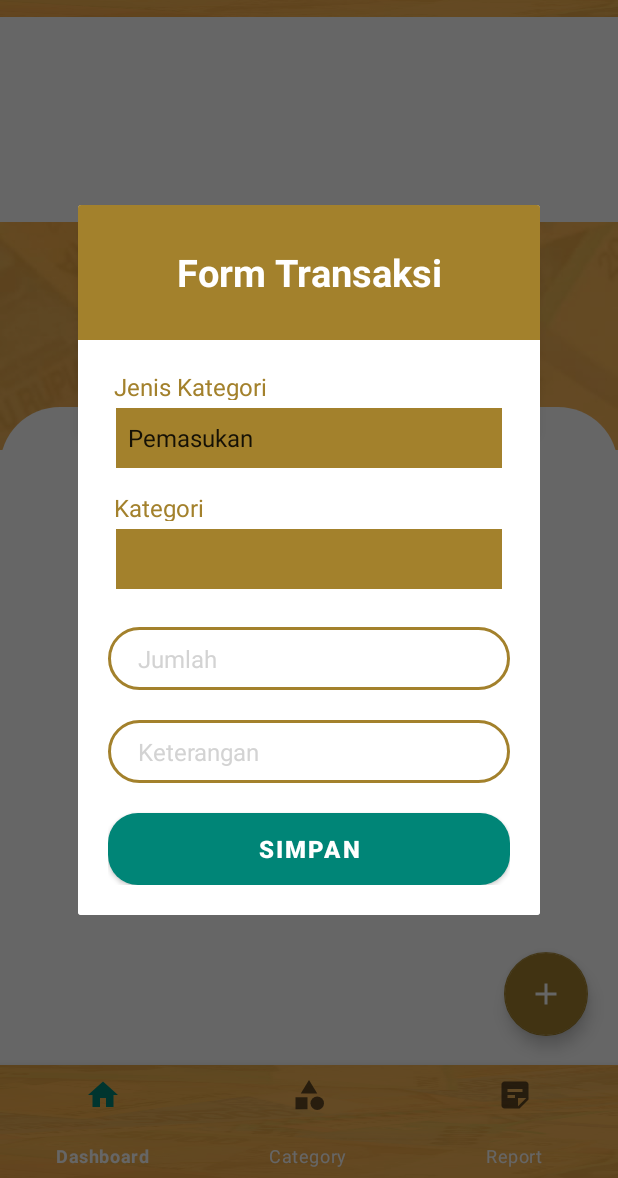
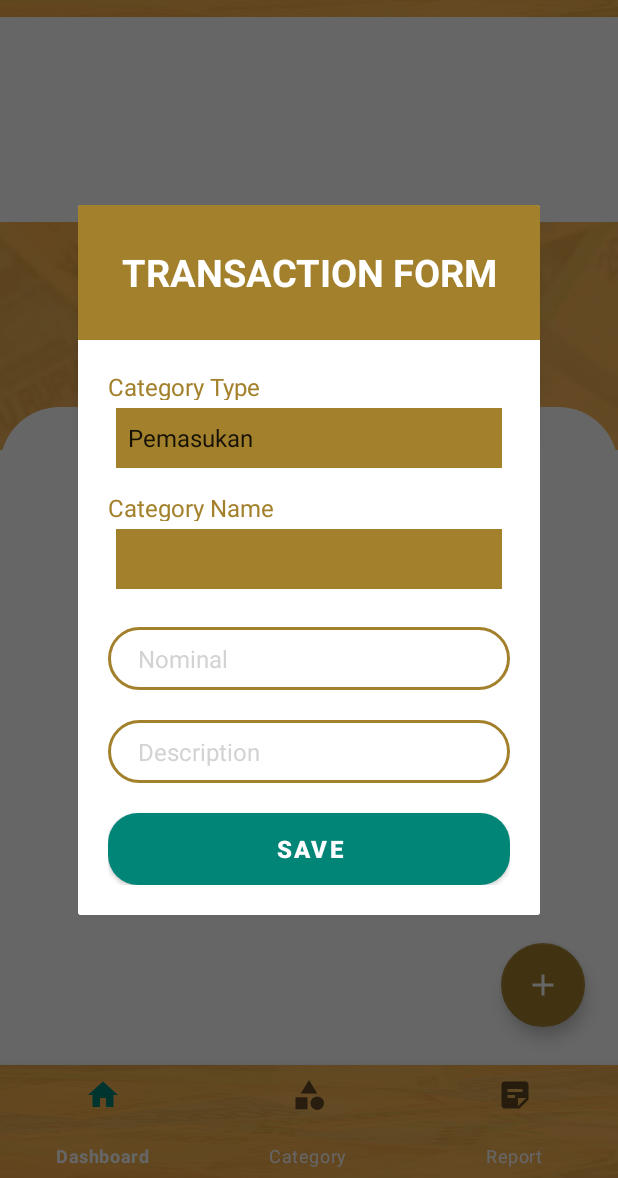
Before and after one commit to putriramadani/FinancialRecords, an Android app: the DashboardTabFragment screen opened directly, with no data from a screen before it, after a tap on an icon or button, on a phone screen of 412 x 824 dp, the part 58-1236 px from its top. Run offline under Robolectric (Android 15) with nearby library versions, the phone set to English and light mode, and no system bars; our stand-ins replace Firebase (no records; nobody signed in at launch, a user with empty details on screens opened directly); 2 statements that could not run were skipped.

Commit message:
fixing bug saldo

```diff
--- a/FinancialRecords/app/src/main/java/id/ac/polman/astra/kelompok2/financialrecords/ui/fragment/DashboardTabFragment.java
+++ b/FinancialRecords/app/src/main/java/id/ac/polman/astra/kelompok2/financialrecords/ui/fragment/DashboardTabFragment.java
@@ -80,11 +80,6 @@ public class DashboardTabFragment extends Fragment {
         db = FirebaseFirestore.getInstance();
 
         mView = objectDTF.findViewById(R.id.header_dashboard);
-
-
-
-
-        showData();
 
         showDateData();
 
@@ -177,6 +172,7 @@ public class DashboardTabFragment extends Fragment {
                             DocumentSnapshot doc = task.getResult();
                             int saldo = doc.getLong("saldo").intValue();
                             dashboardModel.setSaldo(saldo);
+                            mSaldoTextView = (TextView) objectDTF.findViewById(R.id.saldo);
                             mSaldoTextView.setText(formatRupiah(Double.parseDouble(Integer.toString(dashboardModel.getSaldo()))));
                         }
                     }
@@ -186,62 +182,6 @@ public class DashboardTabFragment extends Fragment {
                         Log.e("TAG", e.getMessage());
                     }
                 });
-    }
-
-        private void showData(){
-        FirebaseAuth firebaseAuth = FirebaseAuth.getInstance();
-        FirebaseUser firebaseUser = firebaseAuth.getCurrentUser();
-
-        db.collection("user").document(firebaseUser.getEmail())
-                .collection("Laporan").get()
-                .addOnCompleteListener(new OnCompleteListener<QuerySnapshot>() {
-                    @Override
-                    public void onComplete(@NonNull Task<QuerySnapshot> task) {
-                        if (task.isSuccessful()){
-                            for (QueryDocumentSnapshot document : task.getResult()){
-                                if (document.getLong("jenis_kategori").intValue() == 1){
-                                    dashboardModel.setPemasukan(dashboardModel.getPemasukan() + document.getLong("jumlah").intValue());
-
-                                }
-                                else if (document.getLong("jenis_kategori").intValue() == 2){
-                                    dashboardModel.setPengeluaran(dashboardModel.getPengeluaran() + document.getLong("jumlah").intValue());
-
-                                }
-                            }
-                            mPengeluarannTextView.setText(Integer.toString(dashboardModel.getPengeluaran()));
-                            mPemasukanTextView.setText(Integer.toString(dashboardModel.getPemasukan()));
-                            setDashboardModel(dashboardModel);
-                        }
-                    }
-                })
-                .addOnFailureListener(new OnFailureListener() {
-                    @Override
-                    public void onFailure(@NonNull Exception e) {
-                        Log.e("TAG", e.getMessage());
-                    }
-                });
-
-        db.collection("user").document(firebaseUser.getEmail()).get()
-                .addOnCompleteListener(new OnCompleteListener<DocumentSnapshot>() {
-                    @Override
-                    public void onComplete(@NonNull Task<DocumentSnapshot> task) {
-                        if (task.isSuccessful()){
-                            DocumentSnapshot doc = task.getResult();
-                            int saldo = doc.getLong("saldo").intValue();
-                            dashboardModel.setSaldo(saldo);
-                            mSaldoTextView.setText(Integer.toString(dashboardModel.getSaldo()));
-                        }
-                    }
-                }).addOnFailureListener(new OnFailureListener() {
-                    @Override
-                    public void onFailure(@NonNull Exception e) {
-                        Log.e("TAG", e.getMessage());
-                    }
-                });
-    }
-
-    public void setDashboardModel(DashboardModel dashboardModel){
-        this.dashboardModel = dashboardModel;
     }
 
     public DashboardModel getDashboardModel(){
--- a/FinancialRecords/app/src/main/java/id/ac/polman/astra/kelompok2/financialrecords/ui/fragment/TransaksiDialogFragment.java
+++ b/FinancialRecords/app/src/main/java/id/ac/polman/astra/kelompok2/financialrecords/ui/fragment/TransaksiDialogFragment.java
@@ -58,11 +58,13 @@ public class TransaksiDialogFragment extends DialogFragment {
     @Override
     public View onCreateView(@NonNull LayoutInflater inflater, @Nullable ViewGroup container, @Nullable Bundle savedInstanceState) {
         objectLTF = inflater.inflate(R.layout.form_transaksi, container, false);
+
         mJumlahEditText = objectLTF.findViewById(R.id.txt_jumlah);
         mKeteranganEditText = objectLTF.findViewById(R.id.txt_keterangan);
         mJenisSpinner = objectLTF.findViewById(R.id.ddl_jenis);
         mKategoriSpinner = objectLTF.findViewById(R.id.ddl_kategori);
         mButton = objectLTF.findViewById(R.id.btn_simpan);
+
         db = FirebaseFirestore.getInstance();
         FirebaseAuth firebaseAuth = FirebaseAuth.getInstance();
         FirebaseUser firebaseUser = firebaseAuth.getCurrentUser();
--- a/FinancialRecords/app/src/main/res/layout/dashboard_tab_fragment.xml
+++ b/FinancialRecords/app/src/main/res/layout/dashboard_tab_fragment.xml
@@ -108,10 +108,10 @@
 
             <TextView
                 android:id="@+id/saldo"
-                android:layout_width="wrap_content"
+                android:layout_width="120dp"
                 android:layout_height="30dp"
                 android:layout_gravity="left"
-                android:layout_marginStart="20dp"
+                android:layout_marginStart="10dp"
                 android:gravity="bottom"
                 android:text=""
                 android:textAlignment="gravity"
@@ -288,7 +288,7 @@
     <FrameLayout
         android:id="@+id/child_fragment_container"
         android:layout_width="match_parent"
-        android:layout_height="450dp"
+        android:layout_height="400dp"
         android:layout_marginTop="15dp"
         app:layout_constraintBottom_toTopOf="@+id/bottomNavigationView"
         app:layout_constraintTop_toBottomOf="@+id/frame_beranda"
--- a/FinancialRecords/app/src/main/res/layout/form_transaksi.xml
+++ b/FinancialRecords/app/src/main/res/layout/form_transaksi.xml
@@ -15,7 +15,7 @@
             android:layout_height="match_parent"
             android:gravity="center"
             android:textSize="25sp"
-            android:text="Form Transaksi"
+            android:text="@string/formtransaksi"
             android:textStyle="bold"
             android:textColor="#FFFFFF"/>
     </LinearLayout>
@@ -32,7 +32,7 @@
             android:id="@+id/textView5"
             android:layout_width="265dp"
             android:layout_height="20dp"
-            android:text=" Jenis Kategori"
+            android:text="@string/categorytype"
             android:textColor="@color/orange"
             android:textSize="16sp" />
 
@@ -51,7 +51,7 @@
             android:layout_width="265dp"
             android:layout_height="20dp"
             android:layout_marginTop="10dp"
-            android:text=" Kategori"
+            android:text="@string/categoryname"
             android:textColor="@color/orange"
             android:textSize="16sp" />
 
@@ -70,8 +70,8 @@
             android:layout_width="match_parent"
             android:layout_height="wrap_content"
             android:background="@drawable/edit_text_bg"
-            android:hint="Jumlah"
-            android:inputType="textCapSentences"
+            android:hint="@string/nominal"
+            android:inputType="number"
             android:paddingLeft="20dp"
             android:paddingTop="10dp"
             android:paddingBottom="10dp"
@@ -87,7 +87,7 @@
             android:layout_width="match_parent"
             android:layout_height="wrap_content"
             android:background="@drawable/edit_text_bg"
-            android:hint="Keterangan"
+            android:hint="@string/description"
             android:inputType="textCapSentences"
             android:paddingLeft="20dp"
             android:paddingTop="10dp"
@@ -105,7 +105,7 @@
             android:layout_height="wrap_content"
             android:layout_marginTop="20dp"
             android:background="@drawable/button_bg"
-            android:text="Simpan"
+            android:text="@string/save"
             android:textColor="@color/white"
             android:textSize="16sp"
             android:textStyle="bold" />
--- a/FinancialRecords/app/src/main/res/layout/fragment_dashboard_list.xml
+++ b/FinancialRecords/app/src/main/res/layout/fragment_dashboard_list.xml
@@ -9,7 +9,7 @@
     <androidx.recyclerview.widget.RecyclerView
         android:id="@+id/dashboard_recycler_view"
         android:layout_width="match_parent"
-        android:layout_height="match_parent" />
+        android:layout_height="678dp" />
 
     <com.google.android.material.floatingactionbutton.FloatingActionButton
         android:id="@+id/transaksi_tambah"
@@ -17,8 +17,8 @@
         android:layout_height="wrap_content"
         android:layout_alignParentEnd="true"
         android:layout_alignParentBottom="true"
-        android:layout_marginEnd="20dp"
-        android:layout_marginBottom="65dp"
+        android:layout_marginEnd="22dp"
+        android:layout_marginBottom="21dp"
         android:src="@drawable/ic_baseline_add_24"
         app:backgroundTint="@color/orange"
         app:elevation="6dp" />
--- a/FinancialRecords/app/src/main/res/layout/list_item_dashboard.xml
+++ b/FinancialRecords/app/src/main/res/layout/list_item_dashboard.xml
@@ -28,7 +28,7 @@ android:orientation="vertical">
     android:orientation="horizontal">
 
     <LinearLayout
-        android:layout_width="382dp"
+        android:layout_width="360dp"
         android:layout_height="wrap_content"
         android:layout_marginStart="80dp"
         android:layout_weight="1"
@@ -114,7 +114,7 @@ android:orientation="vertical">
 
         <TextView
             android:id="@+id/total_kategori"
-            android:layout_width="80dp"
+            android:layout_width="102dp"
             android:layout_height="wrap_content"
             android:layout_marginTop="10dp"
             android:gravity="right"
--- a/FinancialRecords/app/src/main/res/layout/list_item_laporan.xml
+++ b/FinancialRecords/app/src/main/res/layout/list_item_laporan.xml
@@ -28,7 +28,7 @@ xmlns:app="http://schemas.android.com/apk/res-auto"
         android:orientation="horizontal">
 
         <LinearLayout
-            android:layout_width="382dp"
+            android:layout_width="370dp"
             android:layout_height="wrap_content"
             android:layout_marginStart="80dp"
             android:layout_weight="1"
@@ -114,7 +114,7 @@ xmlns:app="http://schemas.android.com/apk/res-auto"
 
         <TextView
             android:id="@+id/total_kategori"
-            android:layout_width="80dp"
+            android:layout_width="98dp"
             android:layout_height="wrap_content"
             android:layout_marginTop="10dp"
             android:gravity="right"
--- a/FinancialRecords/app/src/main/res/values/strings.xml
+++ b/FinancialRecords/app/src/main/res/values/strings.xml
@@ -1,6 +1,9 @@
 <resources>
     <string name="app_name">FinancialRecords</string>
     <string name="app">Financial Records</string>
+    <string name="formtransaksi">TRANSACTION FORM</string>
+    <string name="nominal">Nominal</string>
+    <string name="description">Description</string>
 
     <!--category-->
     <string name="form_input">CATEGORY FORM</string>
```
Also changed, not shown: FinancialRecords/app/src/main/java/id/ac/polman/astra/kelompok2/financialrecords/ViewModel/TransaksiViewModel.java (+37 -5 lines), 1 other file.
